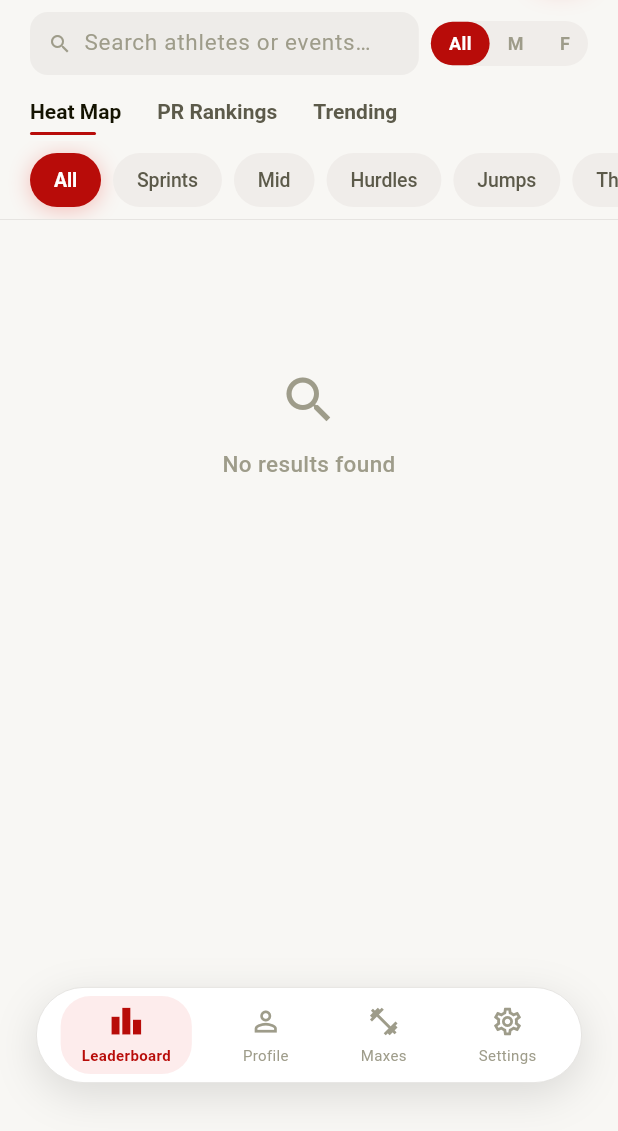
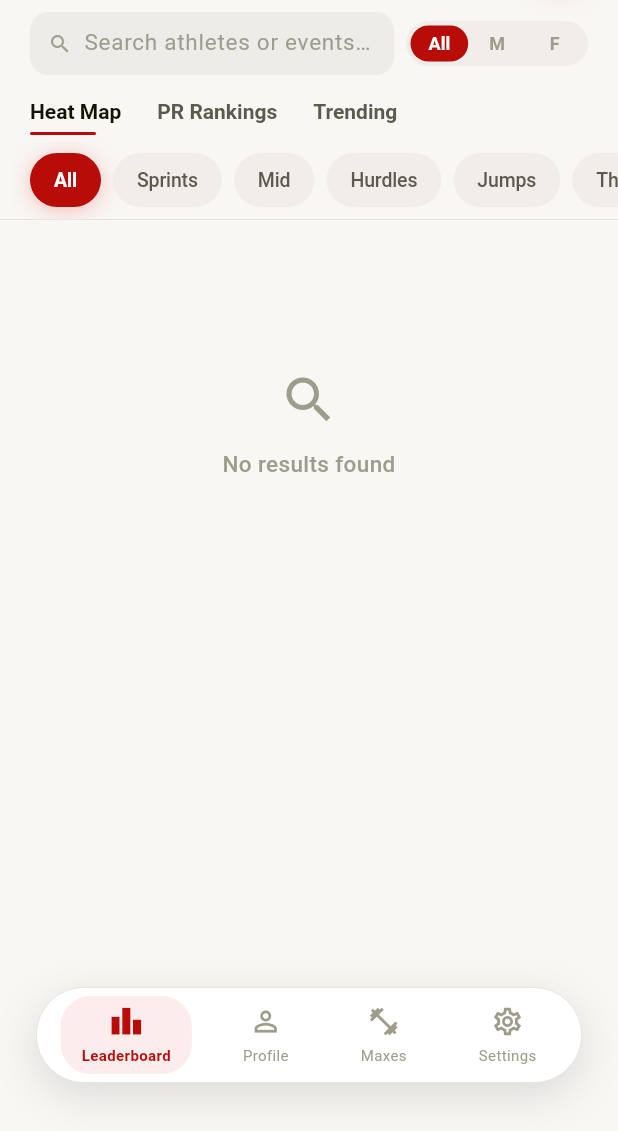
Before and after one commit to jonathanmordi/pr-vault, a Flutter app: the screen it shows once a user with an empty profile is signed in, on a phone screen of 412 x 824 dp, the part 105-1236 px from its top. Run offline on Flutter 3.47's test engine with Material 3 defaults, Android fonts, the phone set to English and light mode, and no system bars; our stand-ins replace shared_preferences, supabase_flutter; accounts and stored records are empty.

Commit message:
even out the gender toggle and make profile sections foldable
Segment toggle segments were only as wide as their labels, so 'All' got
more room than 'M' and 'F'. Every segment is now as wide as the widest
label, with an inset thumb that slides between them. Also applies to the
Trending tab's PRs/Points toggle.

Personal Records, Rivals and Meet History on athlete profiles now fold
when their header is tapped. They start open each time a profile loads.

```diff
--- a/mobile_app/lib/leaderboard_screen.dart
+++ b/mobile_app/lib/leaderboard_screen.dart
@@ -1297,41 +1297,67 @@ class _SegmentToggle extends StatelessWidget {
 
   @override
   Widget build(BuildContext context) {
+    final n = options.length;
+    final index = options.indexOf(value).clamp(0, n - 1);
     return Container(
       height: 30,
+      padding: const EdgeInsets.all(3),
       decoration: BoxDecoration(
         color: C.surface2(dark),
         borderRadius: BorderRadius.circular(100),
       ),
-      child: Row(
-        mainAxisSize: MainAxisSize.min,
+      // Every segment is as wide as the widest label, so 'All' doesn't get
+      // more room than 'M' or 'F', and the thumb slides between them.
+      child: IntrinsicWidth(
+        child: Stack(
+          children: [
+            Positioned.fill(
+              child: AnimatedAlign(
+                duration: const Duration(milliseconds: 250),
+                curve: kSpring,
+                alignment: Alignment(n > 1 ? -1 + 2 * index / (n - 1) : 0, 0),
+                child: FractionallySizedBox(
+                  widthFactor: 1 / n,
+                  child: Container(
+                    decoration: BoxDecoration(
+                      color: C.accent,
+                      borderRadius: BorderRadius.circular(100),
+                    ),
+                  ),
+                ),
+              ),
+            ),
+            Row(
               children: options.map((v) {
                 final active = value == v;
-          return GestureDetector(
+                return Expanded(
+                  child: GestureDetector(
+                    behavior: HitTestBehavior.opaque,
                     onTap: () {
                       if (active) return;
                       HapticFeedback.selectionClick();
                       onChanged(v);
                     },
-            child: AnimatedContainer(
+                    child: Padding(
+                      padding: const EdgeInsets.symmetric(horizontal: 12),
+                      child: Center(
+                        child: AnimatedDefaultTextStyle(
                           duration: const Duration(milliseconds: 200),
-              padding:
-                  const EdgeInsets.symmetric(horizontal: 12, vertical: 6),
-              decoration: BoxDecoration(
-                color: active ? C.accent : Colors.transparent,
-                borderRadius: BorderRadius.circular(100),
-              ),
-              child: Text(
-                v,
                           style: TextStyle(
                             fontSize: 12,
                             fontWeight: FontWeight.w600,
                             color: active ? Colors.white : C.text3(dark),
                           ),
+                          child: Text(v),
+                        ),
+                      ),
                     ),
                   ),
                 );
               }).toList(),
+            ),
+          ],
+        ),
       ),
     );
   }
```
Also changed, not shown: mobile_app/lib/athlete_profile_screen.dart (+108 -50 lines). Lines whose indentation alone changed are shown as unchanged.
